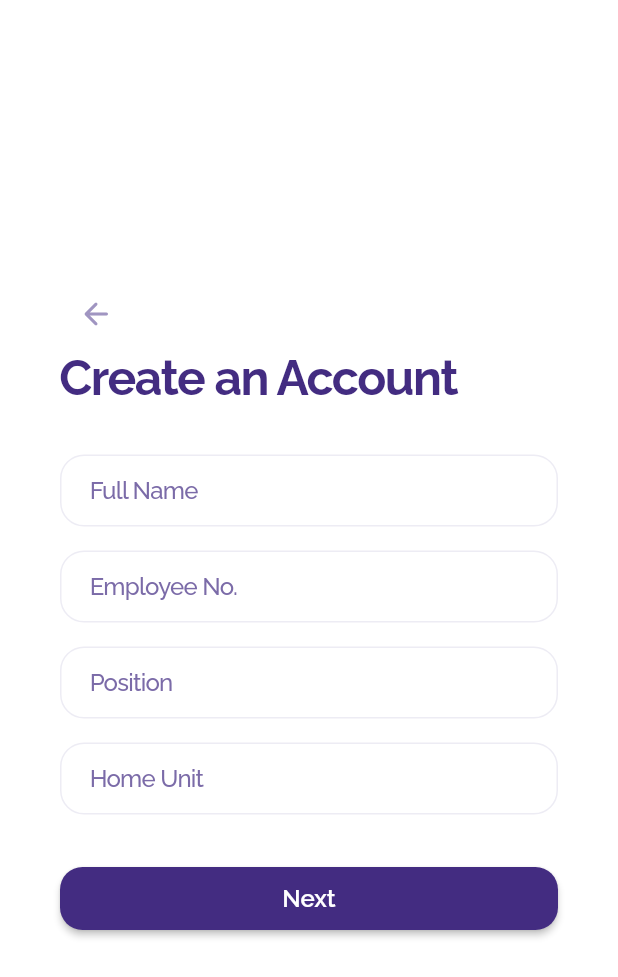
After one commit to jakiebravarian/Kumusta-HealthMonitoringApp, a Flutter app: the EmployeeSignupPage screen opened directly, on a phone screen of 412 x 824 dp. The commit adds this screen. Shown: the top 977 px of the screen. Run offline on Flutter 3.47's test engine with Material 2 defaults, Android fonts, the phone set to English and light mode, and no system bars; our stand-ins replace cloud_firestore, email_validator, firebase_auth, firebase_core, google_fonts, qr_flutter; accounts and stored records are empty.

Commit message:
feat: added: Employee_Hompage.dart and Employee_Signup.dart

```diff
--- /dev/null
+++ b/health_monitoring_app/lib/screens/Employee_SignupPage.dart
@@ -0,0 +1,227 @@
+// ignore_for_file: use_build_context_synchronously
+
+import 'package:flutter/material.dart';
+import 'package:email_validator/email_validator.dart';
+import 'package:project_app/models/user_model.dart';
+import 'package:project_app/providers/user_provider.dart';
+import 'package:project_app/screens/user_signUp/page2.dart';
+import 'package:provider/provider.dart';
+import 'package:google_fonts/google_fonts.dart';
+
+import 'package:project_app/models/admin_model.dart';
+
+import 'package:project_app/providers/admin_provider.dart';
+import 'package:project_app/providers/auth_provider.dart';
+
+class EmployeeSignupPage extends StatefulWidget {
+  const EmployeeSignupPage({super.key});
+  @override
+  _EmployeePageState createState() => _EmployeePageState();
+}
+
+class _EmployeePageState extends State<EmployeeSignupPage> {
+  @override
+  Widget build(BuildContext context) {
+    TextEditingController emailController = TextEditingController();
+    TextEditingController passwordController = TextEditingController();
+    TextEditingController nameController = TextEditingController();
+    TextEditingController empNoController = TextEditingController();
+    TextEditingController positionController = TextEditingController();
+    TextEditingController homeUnitController = TextEditingController();
+
+    final formKey = GlobalKey<FormState>();
+
+    TextFormField formFieldBuilder(controller, hintText, placeholder) {
+      return (TextFormField(
+        controller: controller,
+        decoration: InputDecoration(
+          hintText: hintText,
+        ),
+        validator: (value) {
+          if (value == null || value.isEmpty) {
+            return 'Please enter your $placeholder.';
+          }
+        },
+      ));
+    }
+
+    final email = TextFormField(
+        key: const Key('emailField'),
+        controller: emailController,
+        decoration: const InputDecoration(
+          hintText: "Email",
+        ),
+        validator: (value) {
+          if (value == null || value.isEmpty) {
+            return 'Please enter your email.';
+          } else if (!EmailValidator.validate(value)) {
+            return 'Invalid email address.';
+          }
+        });
+
+    final password = TextFormField(
+        key: const Key('pwField'),
+        controller: passwordController,
+        obscureText: true,
+        decoration: const InputDecoration(
+          hintText: 'Password',
+        ),
+        validator: (value) {
+          if (value == null || value.isEmpty) {
+            return 'Please enter your password.';
+          } else if (value.toString().length <= 6) {
+            return 'Weak password';
+          }
+        });
+
+    // final signupButton = Padding(
+    //   padding: const EdgeInsets.symmetric(vertical: 16.0),
+    //   child: ElevatedButton(
+    //     style: ElevatedButton.styleFrom(
+    //       backgroundColor: const Color(0xFF432C81),
+    //       minimumSize: const Size(327, 42),
+    //       shape: RoundedRectangleBorder(
+    //         borderRadius: BorderRadius.circular(15),
+    //       ),
+    //     ),
+    //     onPressed: () async {
+    //       if (formKey.currentState!.validate()) {
+    //         UserModel temp = UserModel(
+    //           email: emailController.text,
+    //           name: nameController.text,
+    //           empno: empNoController.text,
+    //           position: positionController.text,
+    //           homeUnit: homeUnitController.text,
+    //           usertype: "Admin",
+    //           isAdmin: true,
+    //           isQuarantined: false,
+    //           isUnderMonitoring: false,
+    //         );
+
+    //         String uid = await context
+    //             .read<AuthProvider>()
+    //             .signUp(emailController.text, passwordController.text);
+    //         temp.uid = uid;
+    //         context.read<UserProvider>().addUser(temp);
+    //         if (context.mounted) Navigator.pop(context);
+    //       }
+    //     },
+    //     child: Text(
+    //       "Sign Up",
+    //       style: GoogleFonts.raleway(
+    //           textStyle: const TextStyle(
+    //               color: Color(0xFFFFFFFF),
+    //               fontSize: 16,
+    //               fontWeight: FontWeight.w600)),
+    //     ),
+    //   ),
+    // );
+
+    final nextButton = Padding(
+      padding: const EdgeInsets.symmetric(vertical: 16.0),
+      child: ElevatedButton(
+        style: ElevatedButton.styleFrom(
+          backgroundColor: const Color(0xFF432C81),
+          minimumSize: const Size(327, 42),
+          shape: RoundedRectangleBorder(
+            borderRadius: BorderRadius.circular(15),
+          ),
+        ),
+        onPressed: () async {
+          if (formKey.currentState!.validate()) {
+            UserModel? admin = context.read<UserProvider>().getUser;
+            admin?.email = emailController.text;
+            admin?.name = nameController.text;
+            admin?.empno = empNoController.text;
+            admin?.position = positionController.text;
+            admin?.homeUnit = homeUnitController.text;
+            admin?.usertype = "Employee";
+            admin?.isAdmin = false;
+            admin?.isQuarantined = false;
+            admin?.isUnderMonitoring = false;
+
+            Navigator.of(context).push(
+              MaterialPageRoute(
+                builder: (context) => const UserSignupPage2(),
+              ),
+            );
+          }
+        },
+        child: Text('Next',
+            style: GoogleFonts.raleway(
+                textStyle: const TextStyle(
+                    color: Color(0xFFFFFFFF),
+                    fontSize: 16,
+                    fontWeight: FontWeight.w600))),
+      ),
+    );
+
+    final backButton = IconButton(
+      onPressed: () async {
+        Navigator.pop(context);
+      },
+      icon: const Icon(
+        Icons.arrow_back_rounded,
+        color: Color(0xFFA095C1),
+      ),
+    );
+
+    return Scaffold(
+      backgroundColor: Colors.white,
+      body: Form(
+        key: formKey,
+        child: Center(
+          child: ListView(
+            shrinkWrap: true,
+            padding: const EdgeInsets.only(left: 40.0, right: 40.0),
+            children: <Widget>[
+              Row(
+                mainAxisAlignment: MainAxisAlignment.start,
+                children: [backButton],
+              ),
+              Text(
+                "Create an Account",
+                style: GoogleFonts.raleway(
+                    textStyle: const TextStyle(
+                        color: Color(0xFF432C81),
+                        fontSize: 32,
+                        fontWeight: FontWeight.w700,
+                        letterSpacing: -1)),
+              ),
+              const SizedBox(
+                height: 32,
+              ),
+              formFieldBuilder(nameController, "Full Name", "name"),
+              const SizedBox(
+                height: 16,
+              ),
+              formFieldBuilder(
+                  empNoController, "Employee No.", "employee number"),
+              const SizedBox(
+                height: 16,
+              ),
+              formFieldBuilder(positionController, "Position", "position"),
+              const SizedBox(
+                height: 16,
+              ),
+              formFieldBuilder(homeUnitController, "Home Unit", "home unit"),
+              const SizedBox(
+                height: 16,
+              ),
+              nextButton,
+              // email,
+              // const SizedBox(
+              //   height: 16,
+              // ),
+              // password,
+              // const SizedBox(
+              //   height: 24,
+              // ),
+              // signupButton,
+            ],
+          ),
+        ),
+      ),
+    );
+  }
+}
--- a/health_monitoring_app/lib/screens/Homepage.dart
+++ b/health_monitoring_app/lib/screens/Homepage.dart
@@ -15,7 +15,7 @@ import 'package:project_app/screens/Entry.dart';
 import 'package:project_app/screens/ProfiePage.dart';
 import 'package:project_app/screens/login.dart';
 import 'package:provider/provider.dart';
-
+import 'Employee_Homepage.dart';
 import '../models/user_model.dart';
 
 import '../providers/auth_provider.dart';
@@ -250,7 +250,7 @@ class HomepageState extends State<Homepage> {
           if (user?.usertype == "Admin") {
             return const AdminHomepage();
           } else if (user?.usertype == "Employee") {
-            return const AdminHomepage();
+            return const EmployeeHomepage();
           }
           return Column(
             children: <Widget>[
--- a/health_monitoring_app/lib/screens/ProfiePage.dart
+++ b/health_monitoring_app/lib/screens/ProfiePage.dart
@@ -1,5 +1,3 @@
-import 'dart:js';
-
 import 'package:cloud_firestore/cloud_firestore.dart';
 import 'package:firebase_auth/firebase_auth.dart';
 import 'package:flutter/material.dart';
--- a/health_monitoring_app/lib/screens/QRCodeGenerator.dart
+++ b/health_monitoring_app/lib/screens/QRCodeGenerator.dart
@@ -3,6 +3,8 @@ import 'package:intl/intl.dart';
 import 'package:project_app/models/user_model.dart';
 import 'package:qr_flutter/qr_flutter.dart';
 
+
+//pass
 class QRCodeGenerator extends StatelessWidget {
   UserModel user;
 
--- a/health_monitoring_app/lib/screens/user_signUp/page3.dart
+++ b/health_monitoring_app/lib/screens/user_signUp/page3.dart
@@ -118,7 +118,7 @@ class _UserSignupPageState3 extends State<UserSignupPage3> {
                 mainAxisAlignment: MainAxisAlignment.start,
                 children: [backButton],
               ),
-              Text("Login Credentials",
+              Text("SignUp Credentials",
                   style: GoogleFonts.raleway(
                       textStyle: const TextStyle(
                           color: Color(0xFF432C81),
```
Also changed, not shown: health_monitoring_app/lib/screens/Employee_Homepage.dart (added, +250 -0 lines), health_monitoring_app/lib/screens/signup_login.dart (+10 -1 lines), health_monitoring_app/pubspec.lock.
